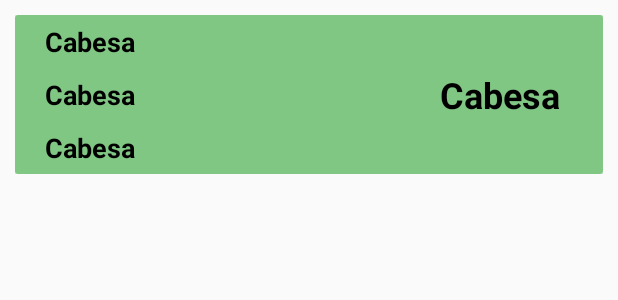
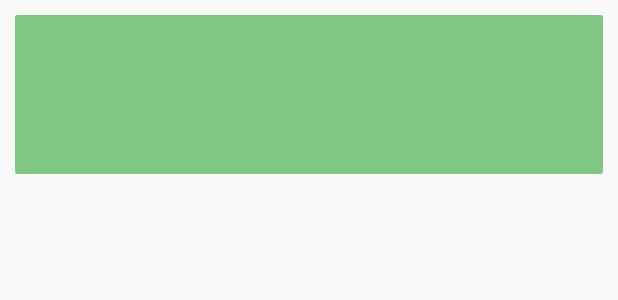
Before and after one commit to MrManoloDG/CongresoGym, an Android app: the layout item.xml on its own in the app's theme, with its tools: preview values and no code run, on a phone screen of 412 x 824 dp. Shown: the top 300 px of the screen. Run offline under Robolectric (Android 15) with nearby library versions, the phone set to English and light mode, and no system bars.

Commit message:
ultimos detalles

```diff
--- a/App_android/app/src/main/res/layout/item.xml
+++ b/App_android/app/src/main/res/layout/item.xml
@@ -34,8 +34,7 @@
                     android:layout_marginBottom="5dp"
                     android:textColor="@android:color/background_dark"
                     android:textSize="18sp"
-                    android:textStyle="bold"
-                    android:text="Cabesa" />
+                    android:textStyle="bold" />
 
                 <TextView
                     android:id="@+id/tel"
@@ -46,8 +45,7 @@
                     android:layout_marginBottom="5dp"
                     android:textColor="@android:color/background_dark"
                     android:textSize="18sp"
-                    android:textStyle="bold"
-                    android:text="Cabesa" />
+                    android:textStyle="bold" />
 
                 <TextView
                     android:id="@+id/email"
@@ -56,7 +54,6 @@
                     android:layout_marginLeft="20dp"
                     android:layout_marginTop="5dp"
                     android:layout_marginBottom="5dp"
-                    android:text="Cabesa"
                     android:textColor="@android:color/background_dark"
                     android:textSize="18sp"
                     android:textStyle="bold" />
@@ -77,8 +74,7 @@
                     android:id="@+id/plan"
                     android:textSize="24sp"
                     android:textStyle="bold"
-                    android:textColor="@android:color/background_dark"
-                    android:text="Cabesa"/>
+                    android:textColor="@android:color/background_dark" />
             </LinearLayout>
         </LinearLayout>
     </android.support.v7.widget.CardView>
```
Also changed, not shown: App_android/app/src/main/java/com/example/manue/congresogymmobile/MainActivity.java (+4 -3 lines), App_android/app/src/main/java/com/example/manue/congresogymmobile/User_Create_Update.java (+41 -14 lines), App_android/app/src/main/java/com/example/manue/congresogymmobile/user_view.java (+0 -7 lines).
